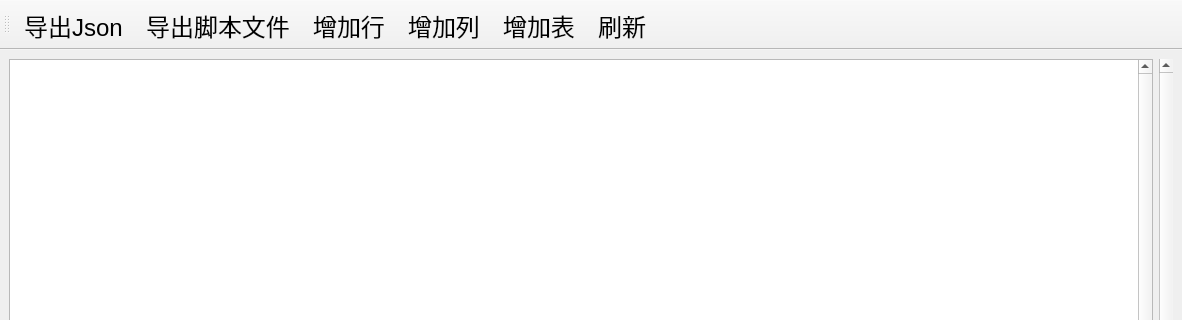
This is QuteForm/Main/formwindow.ui in euphoriaer/QuteForm as Qt 5 draws it before an edit; both pictures show x 0 to 1182 and y 0 to 320 of the 1182 by 785 pixel window. The edited form follows.
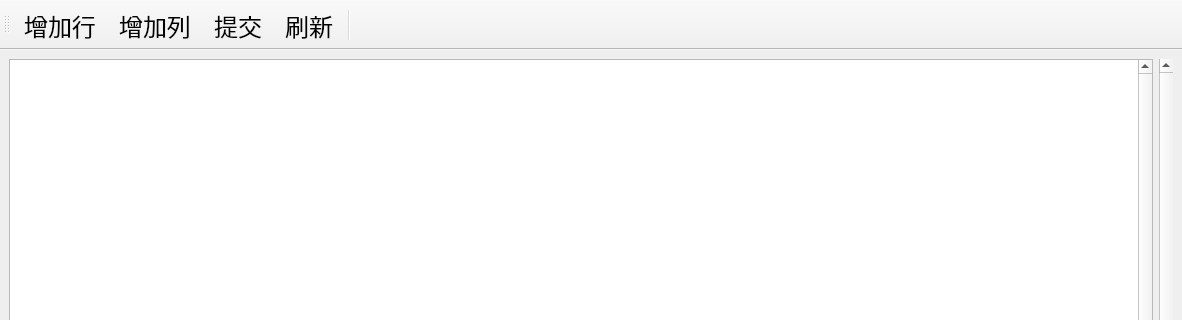
This is the edited form. Icons and pictures are not drawn.

The edit to the form file:
```diff
--- a/QuteForm/Main/formwindow.ui
+++ b/QuteForm/Main/formwindow.ui
@@ -74,28 +74,13 @@
    <attribute name="toolBarBreak">
     <bool>false</bool>
    </attribute>
-   <addaction name="actExportJson"/>
-   <addaction name="exportScriptaction"/>
-   <addaction name="actionAddRow"/>
+   <addaction name="action"/>
    <addaction name="actionCol"/>
-   <addaction name="actionAddForm"/>
+   <addaction name="submitAction"/>
    <addaction name="RefreshAction"/>
+   <addaction name="separator"/>
   </widget>
-  <action name="actExportJson">
-   <property name="icon">
-    <iconset resource="../Resources/icons/Icons.qrc">
-     <normaloff>:/Icons/Logos/reactjs-line.svg</normaloff>:/Icons/Logos/reactjs-line.svg</iconset>
-   </property>
-   <property name="text">
-    <string>导出Json</string>
-   </property>
-   <property name="font">
-    <font>
-     <pointsize>18</pointsize>
-    </font>
-   </property>
-  </action>
-  <action name="actionAddRow">
+  <action name="action">
    <property name="icon">
     <iconset resource="../Resources/icons/Icons.qrc">
      <normaloff>:/Icons/System/arrow-right-fill.svg</normaloff>:/Icons/System/arrow-right-fill.svg</iconset>
@@ -165,6 +150,20 @@
     </font>
    </property>
   </action>
+  <action name="submitAction">
+   <property name="icon">
+    <iconset resource="../Resources/icons/Icons.qrc">
+     <normaloff>:/Icons/System/upload-cloud-line.svg</normaloff>:/Icons/System/upload-cloud-line.svg</iconset>
+   </property>
+   <property name="text">
+    <string>提交</string>
+   </property>
+   <property name="font">
+    <font>
+     <pointsize>18</pointsize>
+    </font>
+   </property>
+  </action>
  </widget>
  <resources>
   <include location="../Resources/icons/Icons.qrc"/>
```
Left out of the diff: 45 changed lines with no effect on the pictures.
